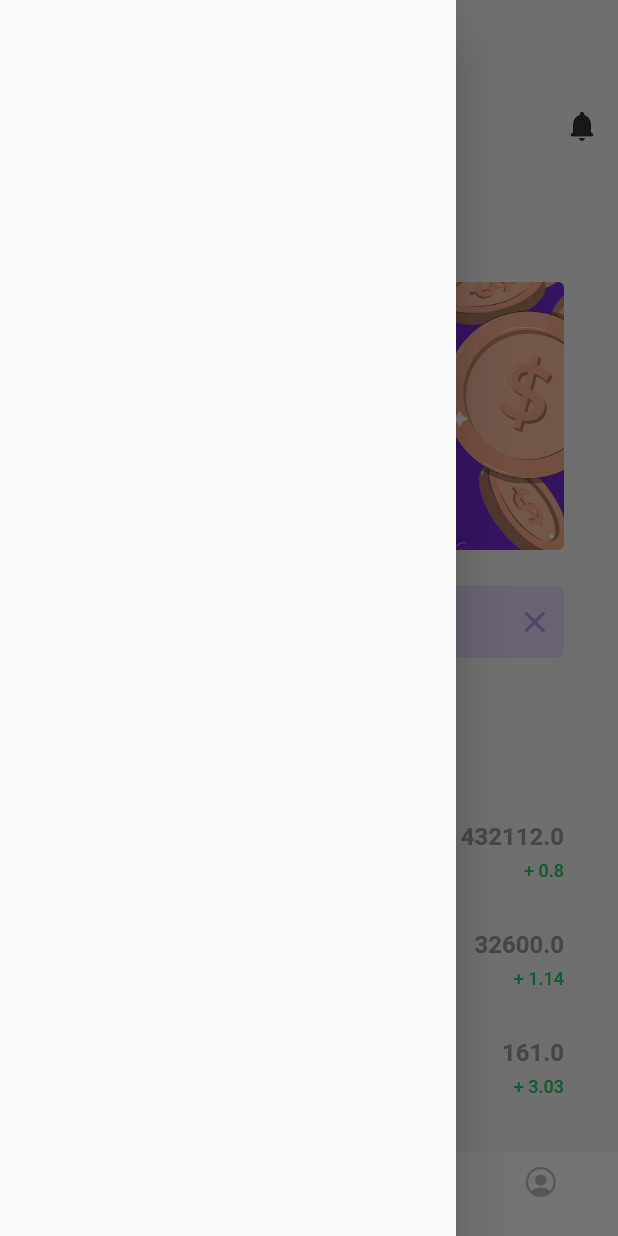
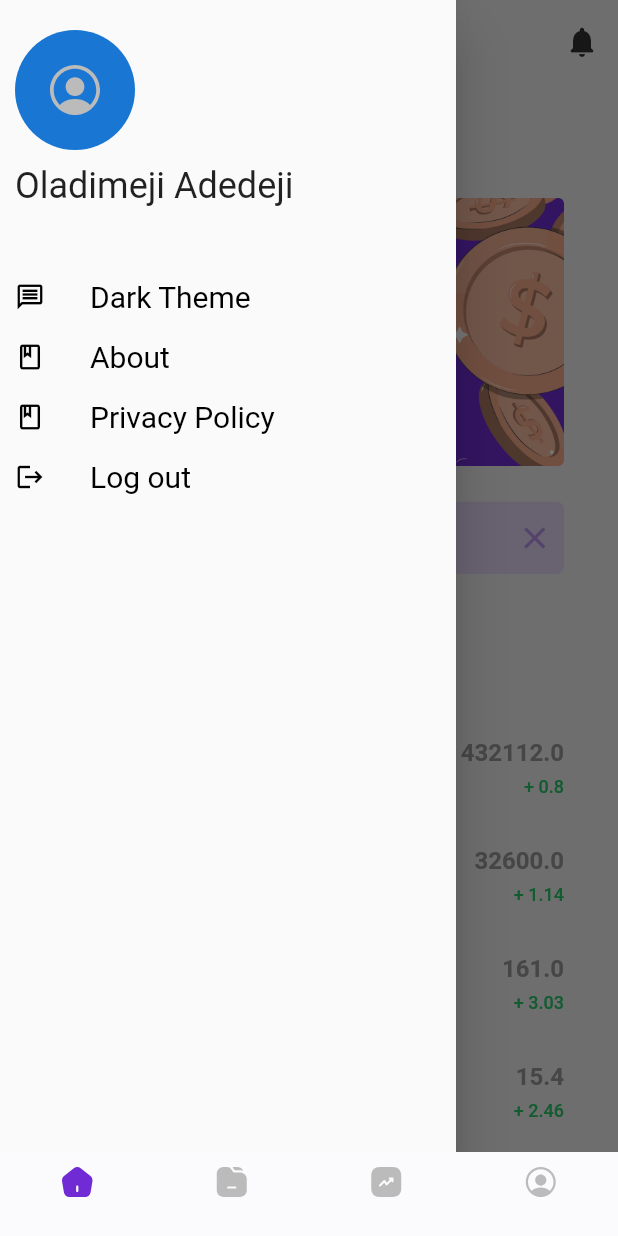
Before and after one commit to Praise650/Bloxity, a Flutter app: the screen it shows after launch, with the side drawer open, on a phone screen of 412 x 824 dp. Run offline on Flutter 3.47's test engine with Material 2 defaults, Android fonts, the phone set to English and light mode, and no system bars; our stand-ins replace flutter_hooks, flutter_svg, font_awesome_flutter, google_fonts, stacked; Roboto replaces fonts that are missing (Apercu, GT Walsheim Pro).

Commit message:
I modified the dashboard screen such that each page on the dashboard handles the drawer independently and I supply dummy data to display what the drawer looks like

```diff
--- /dev/null
+++ b/lib/core/enums/drawer_route.dart
@@ -0,0 +1,10 @@
+enum NavigationDrawerRoute{
+  homepage,
+  hotspot,
+  rooms,
+  learn,
+  events,
+  map,
+  schedule,
+  logout,
+}
--- a/lib/core/dashboard/dashboard_ui_model.dart
+++ b/lib/core/models/dashboard/dashboard_ui_model.dart
@@ -2,10 +2,10 @@ import 'package:flutter/material.dart';
 
 import '../../../app/res/svgs.dart';
 import '../../../ui/screens/account/account.dart';
+import '../../../ui/screens/news/news.dart';
 import '../../../ui/screens/portfolio/portfolio_screen.dart';
 import '../../../ui/screens/market/market.dart';
 import '../../../ui/styles/colors.dart';
-import '../../ui/screens/news/news.dart';
 
 class BottomNavModel {
   final String label;
@@ -59,7 +59,7 @@ class BottomNavModel {
       icon: AppSvgs.navicon4,
       isSelected: false,
       activeColor: AppColor.primary,
-      screen: Account(),
+      screen: const Account(),
       navigatorKey: GlobalKey<NavigatorState>(),
     ),
   ];
--- /dev/null
+++ b/lib/core/models/ui/drawer_item.dart
@@ -0,0 +1,38 @@
+import'package:flutter/material.dart';
+
+import '../../enums/drawer_route.dart';
+
+class DrawerItemModel {
+  final String name;
+  final IconData icon;
+  final NavigationDrawerRoute page;
+
+  DrawerItemModel({
+    required this.name,
+    required this.icon,
+    required this.page,
+  });
+
+  static List<DrawerItemModel> drawerMenuList = [
+    DrawerItemModel(
+      name: 'Dark Theme',
+      icon: Icons.message_outlined,
+      page: NavigationDrawerRoute.rooms,
+    ),
+    DrawerItemModel(
+      name: 'About',
+      icon: Icons.book_outlined,
+      page: NavigationDrawerRoute.learn,
+    ),
+    DrawerItemModel(
+      name: 'Privacy Policy',
+      icon: Icons.book_outlined,
+      page: NavigationDrawerRoute.learn,
+    ),
+    DrawerItemModel(
+      name: 'Log out',
+      icon: Icons.logout,
+      page: NavigationDrawerRoute.logout,
+    ),
+  ];
+}
--- a/lib/ui/layouts/base_scaffold.dart
+++ b/lib/ui/layouts/base_scaffold.dart
@@ -1,4 +1,5 @@
 import 'package:flutter/material.dart';
+import '../screens/main_drawer/main_drawer.dart';
 import '../styles/colors.dart';
 import '../styles/texts.dart';
 
@@ -42,7 +43,7 @@ class BaseScaffold extends StatelessWidget {
       resizeToAvoidBottomInset: true,
       backgroundColor: backgroundColor ?? AppColor.scaffoldBgColor,
       appBar: isAppBar ?? getAppBar(),
-      drawer: const Drawer(),
+      drawer: const MainDrawer(),
       drawerEnableOpenDragGesture: false,
       body: body,
       floatingActionButton: floatingActionButton,
--- a/lib/ui/screens/coin_desc_screen/coin_desc_screen.dart
+++ b/lib/ui/screens/coin_desc_screen/coin_desc_screen.dart
@@ -7,7 +7,7 @@ import '../../styles/style.dart';
 class CoinDescScreen extends StatelessWidget {
   const CoinDescScreen({Key? key, this.title, this.price}) : super(key: key);
   final String? title;
-  final String? price;
+  final double? price;
 
   @override
   Widget build(BuildContext context) {
--- a/lib/ui/screens/dashboard/dashboard.dart
+++ b/lib/ui/screens/dashboard/dashboard.dart
@@ -2,7 +2,7 @@ import 'package:flutter/material.dart';
 import 'package:flutter_svg/flutter_svg.dart';
 import 'package:stacked/stacked.dart';
 
-import '../../layouts/base_scaffold.dart';
+import '../../styles/style.dart';
 import 'tab_navigator.dart';
 import 'view_model/dashboard_view_model.dart';
 
@@ -17,6 +17,7 @@ class _DashBoardState extends State<DashBoard>
     with AutomaticKeepAliveClientMixin {
   @override
   Widget build(BuildContext context) {
+    super.build(context);
     return ViewModelBuilder<DashboardViewModel>.reactive(
       viewModelBuilder: () => DashboardViewModel(),
       builder: (context, model, _) {
@@ -38,8 +39,10 @@ class _DashBoardState extends State<DashBoard>
             // let system handle back button if we're on the first route
             return isFirstRouteInCurrentTab;
           },
-          child: BaseScaffold(
-            isAppBar: null,
+          child: Scaffold(
+            resizeToAvoidBottomInset: true,
+            backgroundColor: AppColor.scaffoldBgColor,
+            drawerEnableOpenDragGesture: false,
             body: Stack(
               children: List<Widget>.generate(
                 model.bottomNavItems.length,
--- a/lib/ui/screens/dashboard/view_model/dashboard_view_model.dart
+++ b/lib/ui/screens/dashboard/view_model/dashboard_view_model.dart
@@ -1,7 +1,7 @@
 import 'package:flutter/material.dart';
 import 'package:stacked/stacked.dart';
 
-import '../../../../core/dashboard/dashboard_ui_model.dart';
+import '../../../../core/models/dashboard/dashboard_ui_model.dart';
 
 class DashboardViewModel extends BaseViewModel{
   int selectedIndex = 0;
--- a/lib/ui/screens/main_drawer/main_drawer.dart
+++ b/lib/ui/screens/main_drawer/main_drawer.dart
@@ -1,10 +1,87 @@
+import 'package:bloxity/app/res/svgs.dart';
 import 'package:flutter/material.dart';
+import 'package:flutter_svg/flutter_svg.dart';
+import 'package:stacked/stacked.dart';
+
+import 'view_model/main_screen_view_model.dart';
+import 'widgets/drawer_item_widget.dart';
 
 class MainDrawer extends StatelessWidget {
   const MainDrawer({Key? key}) : super(key: key);
 
   @override
   Widget build(BuildContext context) {
-    return Drawer(child: Container());
+    return ViewModelBuilder<NavigationDrawerViewModel>.reactive(
+      viewModelBuilder: () => NavigationDrawerViewModel(),
+      builder: (context, model, _) => SafeArea(
+        child: Drawer(
+          child: SingleChildScrollView(
+            child: Padding(
+              padding: const EdgeInsets.symmetric(horizontal: 10, vertical: 20),
+              child: Column(
+                mainAxisAlignment: MainAxisAlignment.start,
+                crossAxisAlignment: CrossAxisAlignment.start,
+                children: [
+                  CircleAvatar(
+                    radius: 40,
+                    child: SvgPicture.asset(
+                      AppSvgs.navicon4,
+                      width: 40,
+                      height: 40,
+                      fit: BoxFit.contain,
+                    ),
+                  ),
+                  const SizedBox(height: 10),
+                  const Text(
+                    'Oladimeji Adedeji',
+                    style: TextStyle(fontSize: 24),
+                  ),
+                  Padding(
+                    padding: const EdgeInsets.only(top: 40),
+                    child: Column(
+                      children: model.drawerMenuList
+                          .map(
+                            (e) => DrawerItemWidget(
+                              icon: e.icon,
+                              name: e.name,
+                              onPressed: () {},
+                            ),
+                          )
+                          .toList(),
+                    ),
+                  ),
+                ],
+              ),
+            ),
+          ),
+        ),
+      ),
+    );
   }
 }
+
+Widget headerWidget() {
+  return Row(
+    children: [
+      const CircleAvatar(
+        radius: 27,
+        backgroundImage: AssetImage('assets/images/Profilepictures/joshua.png'),
+      ),
+      const SizedBox(
+        width: 20,
+      ),
+      Column(
+        crossAxisAlignment: CrossAxisAlignment.start,
+        children: const [
+          Text('Joshua Fatoke',
+              style: TextStyle(fontSize: 14, color: Colors.black)),
+          SizedBox(
+            height: 10,
+          ),
+          Text('CSC/18/0000',
+              style: TextStyle(fontSize: 14, color: Colors.black))
+        ],
+      )
+    ],
+  );
+}
--- /dev/null
+++ b/lib/ui/screens/main_drawer/view_model/main_screen_view_model.dart
@@ -0,0 +1,25 @@
+import 'package:stacked/stacked.dart';
+
+import '../../../../core/enums/drawer_route.dart';
+import '../../../../core/models/ui/drawer_item.dart';
+
+class NavigationDrawerViewModel extends BaseViewModel{
+  NavigationDrawerViewModel();
+  static final NavigationDrawerViewModel _instance = NavigationDrawerViewModel._();
+  NavigationDrawerViewModel._();
+  static NavigationDrawerViewModel get instance => _instance;
+
+  int selectedIndex= 0;
+  NavigationDrawerRoute currentPage =  NavigationDrawerRoute.homepage;
+  NavigationDrawerRoute? formerPage;
+
+  List<DrawerItemModel> drawerMenuList = DrawerItemModel.drawerMenuList;
+
+  void setPage(NavigationDrawerRoute currentPage){}
+  void previousPage(){
+    // switch(formerPage){}
+  }
+  Future<void> logOut() async {
+    // TODO: Log out with AuthService here.
+  }
+}
--- /dev/null
+++ b/lib/ui/screens/main_drawer/widgets/drawer_item_widget.dart
@@ -0,0 +1,42 @@
+import 'package:flutter/material.dart';
+
+class DrawerItemWidget extends StatelessWidget {
+  const DrawerItemWidget({
+    Key? key,
+    required this.name,
+    required this.icon,
+    required this.onPressed,
+  }) : super(key: key);
+
+  final String name;
+  final IconData icon;
+  final Function() onPressed;
+
+  @override
+  Widget build(BuildContext context) {
+    //TODO: IMPLEMENT ONSELECT USING MILADE MAIN DRAWER WIDGET 😉
+    return InkWell(
+      onTap: onPressed,
+      child: SizedBox(
+        height: 40,
+        child: Row(
+          children: [
+            Icon(
+              icon,
+              size: 20,
+              color: Colors.black,
+            ),
+            const SizedBox(width: 30),
+            Text(
+              name,
+              style: const TextStyle(
+                fontSize: 20,
+                color: Colors.black,
+              ),
+            )
+          ],
+        ),
+      ),
+    );
+  }
+}
--- a/lib/ui/screens/market/view_model/market_view_model.dart
+++ b/lib/ui/screens/market/view_model/market_view_model.dart
@@ -1,6 +1,6 @@
 import 'package:stacked/stacked.dart';
 
-import '../../../../core/coin/coin_model.dart';
+import '../../../../core/models/coin/coin_model.dart';
 
 class MarketViewModel extends BaseViewModel {
   List<CoinModel> cryptoCoinsList = CoinModel.dummyData;
--- a/lib/ui/screens/market/widgets/coin_view_widget.dart
+++ b/lib/ui/screens/market/widgets/coin_view_widget.dart
@@ -19,7 +19,9 @@ class CoinViewWidget extends ViewModelWidget<MarketViewModel> {
             Navigator.push(
               context,
               MaterialPageRoute(
-                builder: (context) => const CoinDescScreen(),
+                builder: (context) =>  CoinDescScreen(
+                  price: model.cryptoCoinsList[index].coinValue,
+                ),
               ),
             );
           },
--- a/lib/ui/screens/portfolio/view_model/market_view_model.dart
+++ b/lib/ui/screens/portfolio/view_model/market_view_model.dart
@@ -1,6 +1,6 @@
 import 'package:stacked/stacked.dart';
 
-import '../../../../core/coin/coin_model.dart';
+import '../../../../core/models/coin/coin_model.dart';
 
 class PortfolioViewModel extends BaseViewModel {
   List<CoinModel> cryptoCoinsList = CoinModel.dummyData;
```
Also changed, not shown: lib/core/models/coin/coin_model.dart (renamed from lib/core/coin/coin_model.dart).
